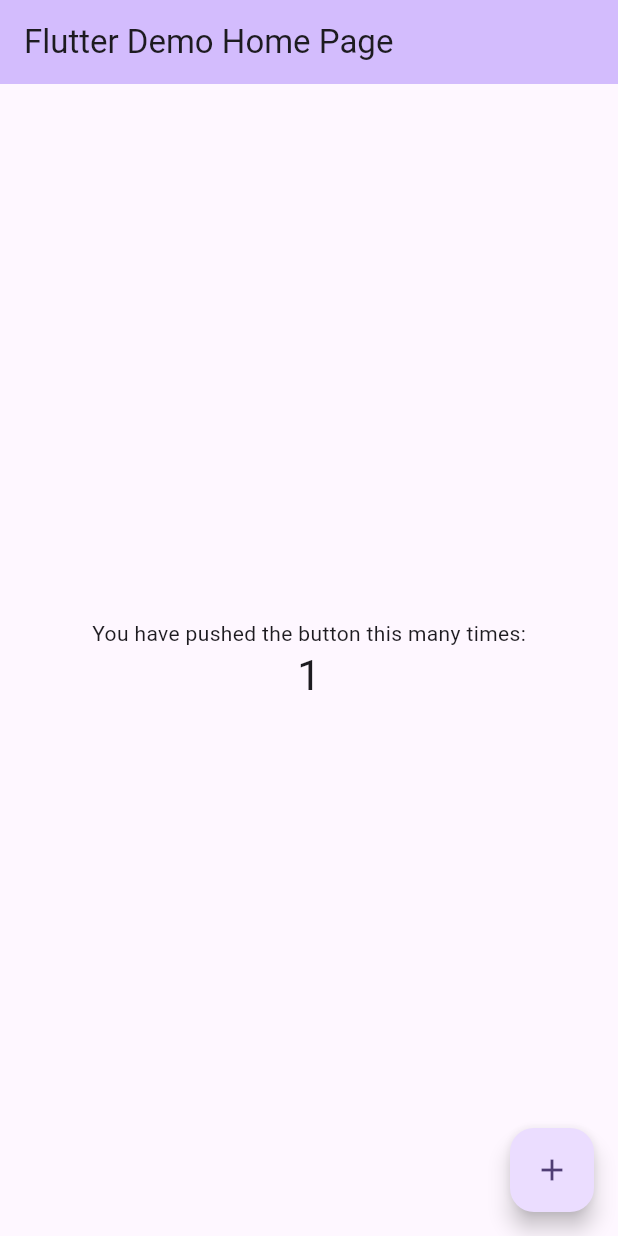
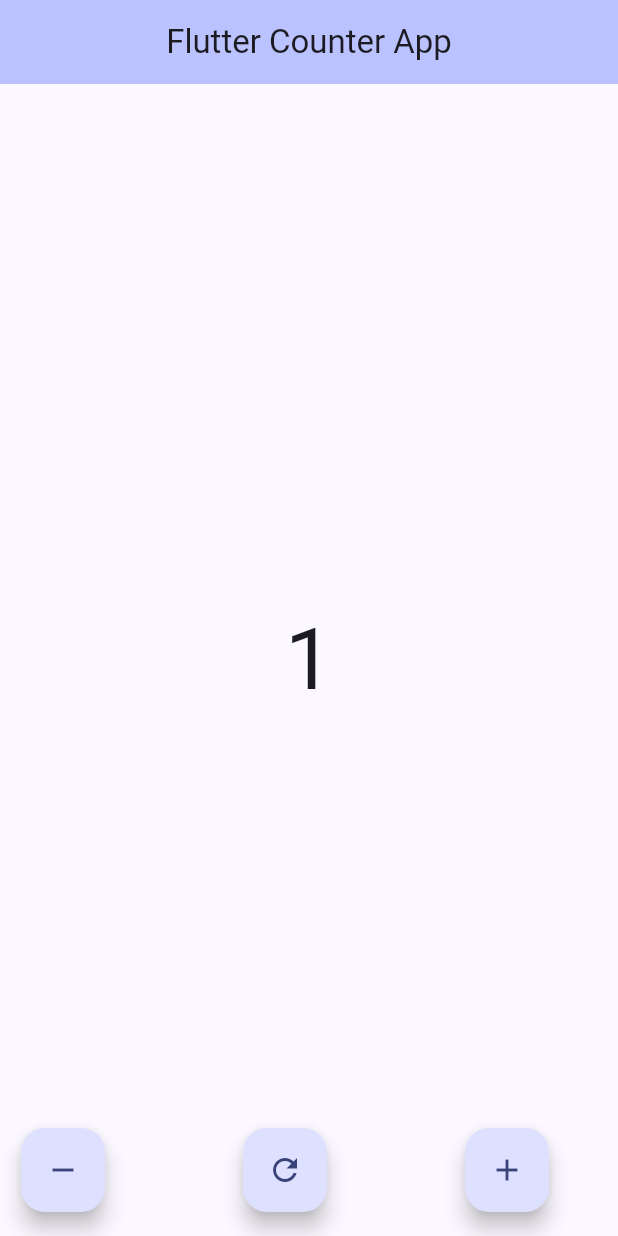
Before and after one commit to yehiarasheed/flutter_counter_app, a Flutter app: the screen it shows after launch, after a tap on the "add" icon, on a phone screen of 412 x 824 dp. Run offline on Flutter 3.47's test engine with Material 3 defaults, Android fonts, the phone set to English and light mode, and no system bars.

Commit message:
Finalized Project.

```diff
--- a/lib/main.dart
+++ b/lib/main.dart
@@ -11,7 +11,8 @@ class MyApp extends StatelessWidget {
   @override
   Widget build(BuildContext context) {
     return MaterialApp(
-      title: 'Flutter Demo',
+      title: 'Flutter Counter App',
+      debugShowCheckedModeBanner: false,
       theme: ThemeData(
         // This is the theme of your application.
         //
@@ -28,10 +29,10 @@ class MyApp extends StatelessWidget {
         //
         // This works for code too, not just values: Most code changes can be
         // tested with just a hot reload.
-        colorScheme: ColorScheme.fromSeed(seedColor: Colors.deepPurple),
+        colorScheme: ColorScheme.fromSeed(seedColor: Colors.indigoAccent),
         useMaterial3: true,
       ),
-      home: const MyHomePage(title: 'Flutter Demo Home Page'),
+      home: const MyHomePage(title: 'Flutter Counter App'),
     );
   }
 }
@@ -65,14 +66,30 @@ class _MyHomePageState extends State<MyHomePage> {
       // _counter without calling setState(), then the build method would not be
       // called again, and so nothing would appear to happen.
       _counter++;
+      if (_counter == 10) {
+        // Show Snackbar when the counter reaches 10
+        ScaffoldMessenger.of(context).showSnackBar(
+          SnackBar(content: Text("You've reached 10 clicks!")),
+        );
+      }
     });
   }
 
+  void _decrementCounter() {
+    setState(() {
+      if (_counter > 0) _counter--;
+    });
+  }
+
+  void _resetCounter() {
+    setState(() {
+      _counter = 0;
+    });
+  }
   @override
   Widget build(BuildContext context) {
     // This method is rerun every time setState is called, for instance as done
     // by the _incrementCounter method above.
-    //
     // The Flutter framework has been optimized to make rerunning build methods
     // fast, so that you can just rebuild anything that needs updating rather
     // than having to individually change instances of widgets.
@@ -85,6 +102,7 @@ class _MyHomePageState extends State<MyHomePage> {
         // Here we take the value from the MyHomePage object that was created by
         // the App.build method, and use it to set our appbar title.
         title: Text(widget.title),
+        centerTitle: true,
       ),
       body: Center(
         // Center is a layout widget. It takes a single child and positions it
@@ -105,21 +123,44 @@ class _MyHomePageState extends State<MyHomePage> {
           // wireframe for each widget.
           mainAxisAlignment: MainAxisAlignment.center,
           children: <Widget>[
-            const Text(
-              'You have pushed the button this many times:',
-            ),
             Text(
               '$_counter',
-              style: Theme.of(context).textTheme.headlineMedium,
+              style: Theme.of(context).textTheme.displayLarge,
             ),
           ],
         ),
       ),
-      floatingActionButton: FloatingActionButton(
-        onPressed: _incrementCounter,
-        tooltip: 'Increment',
-        child: const Icon(Icons.add),
-      ), // This trailing comma makes auto-formatting nicer for build methods.
-    );
+      floatingActionButton: Row(
+        mainAxisAlignment: MainAxisAlignment.spaceBetween, // Align buttons
+        crossAxisAlignment: CrossAxisAlignment.end, // Align vertically at the bottom  // Align buttons to the bottom
+        children: <Widget>[
+          // Left-aligned button
+          Padding(
+            padding: EdgeInsets.only(left: 30),
+            child: FloatingActionButton(
+              onPressed: _decrementCounter,
+              tooltip: 'Decrement',
+              child: Icon(Icons.remove),
+            ),
+          ),
+
+          // Center-aligned button
+          FloatingActionButton(
+            onPressed: _resetCounter,
+            tooltip: 'Reset',
+            child: Icon(Icons.refresh),
+          ),
+
+          // Right-aligned button
+          Padding(
+            padding: EdgeInsets.only(right: 30),
+            child: FloatingActionButton(
+              onPressed: _incrementCounter,
+              tooltip: 'Increment',
+              child: Icon(Icons.add),
+            ),
+          ),
+        ],
+    )  );
   }
 }
```
